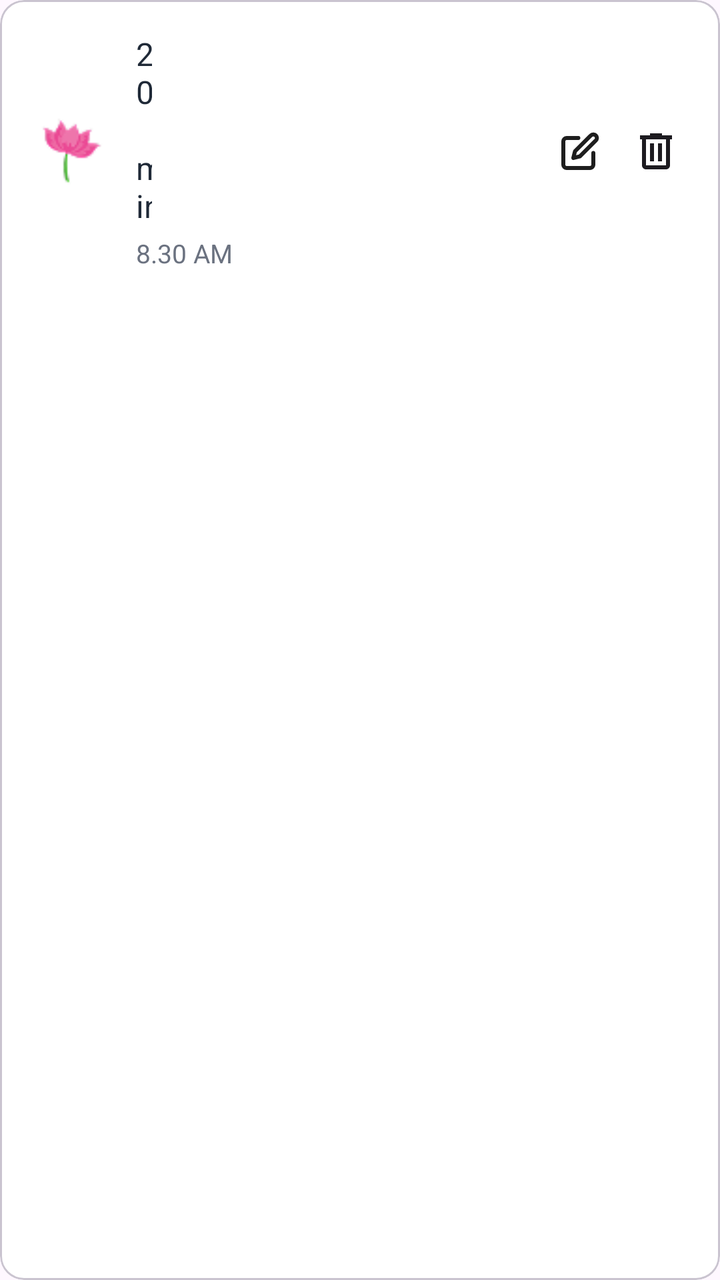
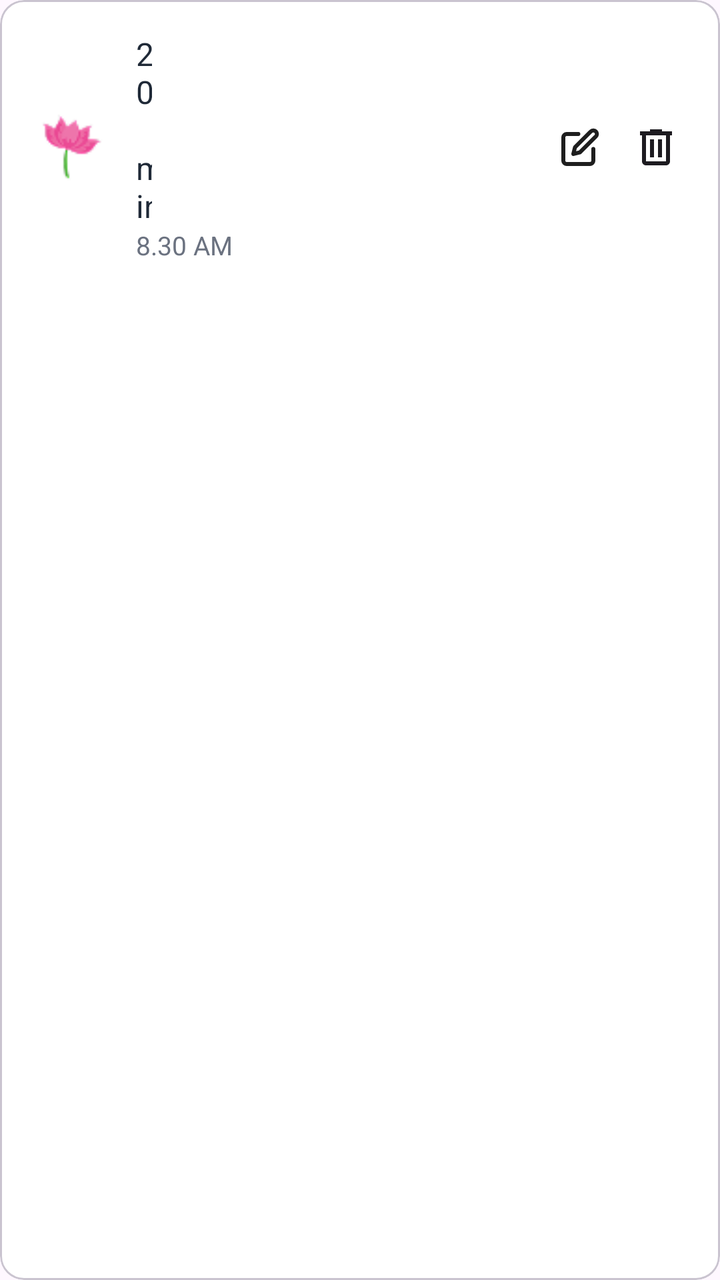

Two renders of the same Android screen: before a commit and after it. Below are the layout's source before the change and the commit's diff.
<!-- AndroidManifest.xml: application theme Theme.AqualumeApp -->
<!-- res/layout/item_meditation_log.xml -->
<?xml version="1.0" encoding="utf-8"?>
<com.google.android.material.card.MaterialCardView xmlns:android="http://schemas.android.com/apk/res/android"
    xmlns:app="http://schemas.android.com/apk/res-auto"
    android:layout_width="match_parent"
    android:layout_height="wrap_content"
    android:layout_marginBottom="12dp"
    app:cardBackgroundColor="@color/white"
    app:cardCornerRadius="12dp"
    app:cardElevation="0dp">
    <TextView
        android:id="@+id/tvDateHeader"
        android:layout_width="wrap_content"
        android:layout_height="wrap_content"
        android:layout_marginTop="8dp"
        android:layout_marginBottom="12dp"
        android:text="@string/_01_10_20255"
        android:textColor="#666666"
        android:textSize="14sp"
        android:visibility="gone" />

    <LinearLayout
        android:layout_width="wrap_content"
        android:layout_height="wrap_content"
        android:gravity="center_vertical"
        android:orientation="horizontal"
        android:padding="16dp">

        <ImageView
            android:layout_width="40dp"
            android:layout_height="40dp"
            android:contentDescription="@string/meditatio"
            android:src="@drawable/ic_meditation" />

        <LinearLayout
            android:layout_width="0dp"
            android:layout_height="wrap_content"
            android:layout_marginStart="12dp"
            android:layout_weight="1"
            android:orientation="vertical">

            <TextView
                android:id="@+id/tv_duration"
                android:layout_width="wrap_content"
                android:layout_height="wrap_content"
                android:layout_marginEnd="200dp"
                android:fontFamily="sans-serif"
                android:text="@string/_20_min"
                android:textColor="@color/primary_text"
                android:textSize="16sp" />

            <LinearLayout
                android:layout_width="wrap_content"
                android:layout_height="wrap_content"
                android:layout_marginTop="4dp"
                android:orientation="horizontal">

                <TextView
                    android:id="@+id/tv_time"
                    android:layout_width="wrap_content"
                    android:layout_height="wrap_content"
                    android:text="@string/_8_30_am"
                    android:textColor="@color/secondary_text"
                    android:textSize="13sp" />

                <TextView
                    android:id="@+id/tv_date"
                    android:layout_width="wrap_content"
                    android:layout_height="wrap_content"
                    android:layout_marginStart="8dp"
                    android:fontFamily="sans-serif-medium"
                    android:text="@string/_01_10_2025vv"
                    android:textColor="@color/success"
                    android:textSize="13sp"
                    android:visibility="gone" />

            </LinearLayout>

        </LinearLayout>

        <ImageView
            android:id="@+id/iv_edit"
            android:layout_width="wrap_content"
            android:layout_height="32dp"
            android:layout_marginEnd="8dp"
            android:contentDescription="@string/edite"
            android:padding="4dp"
            android:src="@drawable/ic_edit" />

        <ImageView
            android:id="@+id/iv_delete"
            android:layout_width="32dp"
            android:layout_height="32dp"
            android:contentDescription="@string/deletee"
            android:padding="4dp"
            android:src="@drawable/ic_delete" />

    </LinearLayout>

</com.google.android.material.card.MaterialCardView>
<!-- resources referenced by this layout -->
<resources>
  <color name="primary_text">#1F2937</color>
  <color name="secondary_text">#6B7280</color>
  <color name="success">#4ADE80</color>
  <color name="white">#FFFFFFFF</color>
  <!-- drawable ic_delete (drawable) -->
  <vector xmlns:android="http://schemas.android.com/apk/res/android"
      android:width="24dp"
      android:height="24dp"
      android:viewportWidth="24"
      android:viewportHeight="24">
    <path
        android:pathData="M7,21C6.45,21 5.979,20.804 5.588,20.413C5.196,20.021 5,19.55 5,19V6H4V4H9V3H15V4H20V6H19V19C19,19.55 18.804,20.021 18.413,20.413C18.021,20.804 17.55,21 17,21H7ZM17,6H7V19H17V6ZM9,17H11V8H9V17ZM13,17H15V8H13V17Z"
        android:fillColor="#1D1B20"/>
  </vector>
  <!-- drawable ic_edit (drawable) -->
  <vector xmlns:android="http://schemas.android.com/apk/res/android"
      android:width="20dp"
      android:height="20dp"
      android:viewportWidth="20"
      android:viewportHeight="20">
    <group>
      <clip-path
          android:pathData="M0,0h20v20h-20z"/>
      <path
          android:pathData="M9.167,3.333H3.333C2.891,3.333 2.467,3.509 2.155,3.821C1.842,4.134 1.666,4.558 1.666,5V16.667C1.666,17.109 1.842,17.533 2.155,17.845C2.467,18.158 2.891,18.333 3.333,18.333H15C15.442,18.333 15.866,18.158 16.178,17.845C16.491,17.533 16.667,17.109 16.667,16.667V10.833M15.417,2.083C15.748,1.752 16.198,1.566 16.667,1.566C17.135,1.566 17.585,1.752 17.917,2.083C18.248,2.415 18.434,2.864 18.434,3.333C18.434,3.802 18.248,4.252 17.917,4.583L10,12.5L6.667,13.333L7.5,10L15.417,2.083Z"
          android:strokeLineJoin="round"
          android:strokeWidth="2"
          android:fillColor="#00000000"
          android:strokeColor="#1E1E1E"
          android:strokeLineCap="round"/>
    </group>
  </vector>
  <!-- drawable ic_meditation: png bitmap (drawable, 1714 bytes) -->
  <string name="_01_10_20255">01/10/2025</string>
  <string name="_01_10_2025vv">01/10/2025</string>
  <string name="_20_min">20 min</string>
  <string name="_8_30_am">8.30 AM</string>
  <string name="deletee">Delete</string>
  <string name="edite">Edit</string>
  <string name="meditatio">Meditation</string>
  <style name="Theme.AqualumeApp" parent="Base.Theme.AqualumeApp" />
  <style name="Base.Theme.AqualumeApp" parent="Theme.Material3.DayNight.NoActionBar">
          
          
      </style>
</resources>

<!-- the commit's change to res/layout/item_meditation_log.xml (unified diff, before → after) -->
@@ -7,6 +7,10 @@
     app:cardBackgroundColor="@color/white"
     app:cardCornerRadius="12dp"
     app:cardElevation="0dp">
+    <LinearLayout
+        android:layout_width="match_parent"
+        android:layout_height="wrap_content"
+        android:orientation="vertical">
     <TextView
         android:id="@+id/tvDateHeader"
         android:layout_width="wrap_content"
@@ -48,11 +52,6 @@
                 android:textColor="@color/primary_text"
                 android:textSize="16sp" />
 
-            <LinearLayout
-                android:layout_width="wrap_content"
-                android:layout_height="wrap_content"
-                android:layout_marginTop="4dp"
-                android:orientation="horizontal">
 
                 <TextView
                     android:id="@+id/tv_time"
@@ -62,18 +61,8 @@
                     android:textColor="@color/secondary_text"
                     android:textSize="13sp" />
 
-                <TextView
-                    android:id="@+id/tv_date"
-                    android:layout_width="wrap_content"
-                    android:layout_height="wrap_content"
-                    android:layout_marginStart="8dp"
-                    android:fontFamily="sans-serif-medium"
-                    android:text="@string/_01_10_2025vv"
-                    android:textColor="@color/success"
-                    android:textSize="13sp"
-                    android:visibility="gone" />
 
-            </LinearLayout>
+
 
         </LinearLayout>
 
@@ -95,5 +84,6 @@
             android:src="@drawable/ic_delete" />
 
     </LinearLayout>
+    </LinearLayout>
 
 </com.google.android.material.card.MaterialCardView>
<!-- resource entries referenced after the edit -->
@@ -2,7 +2,6 @@
 <resources>
   <color name="primary_text">#1F2937</color>
   <color name="secondary_text">#6B7280</color>
-  <color name="success">#4ADE80</color>
   <color name="white">#FFFFFFFF</color>
   <!-- drawable ic_delete (drawable) -->
   <vector xmlns:android="http://schemas.android.com/apk/res/android"
@@ -34,7 +33,6 @@
   </vector>
   <!-- drawable ic_meditation: png bitmap (drawable, 1714 bytes) -->
   <string name="_01_10_20255">01/10/2025</string>
-  <string name="_01_10_2025vv">01/10/2025</string>
   <string name="_20_min">20 min</string>
   <string name="_8_30_am">8.30 AM</string>
   <string name="deletee">Delete</string>
